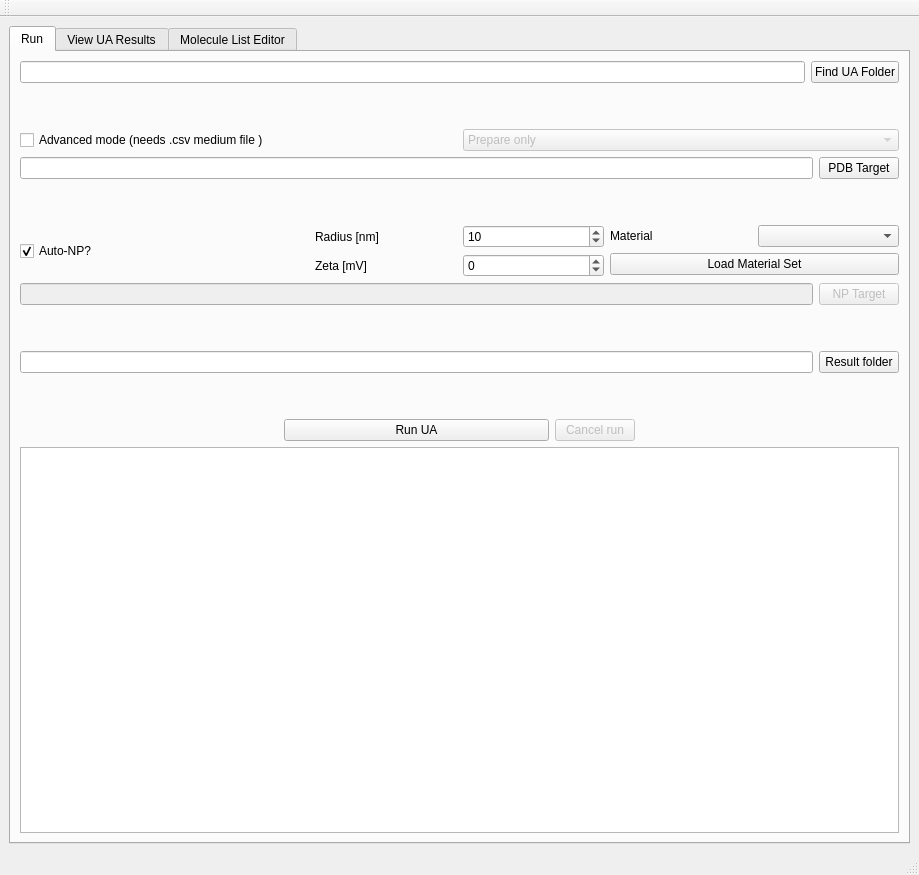
This is UAQuickRun/src/mainwindow.ui in ucd-softmatterlab/NPCoronaPredict as Qt 5 draws it before an edit. The edited form follows.
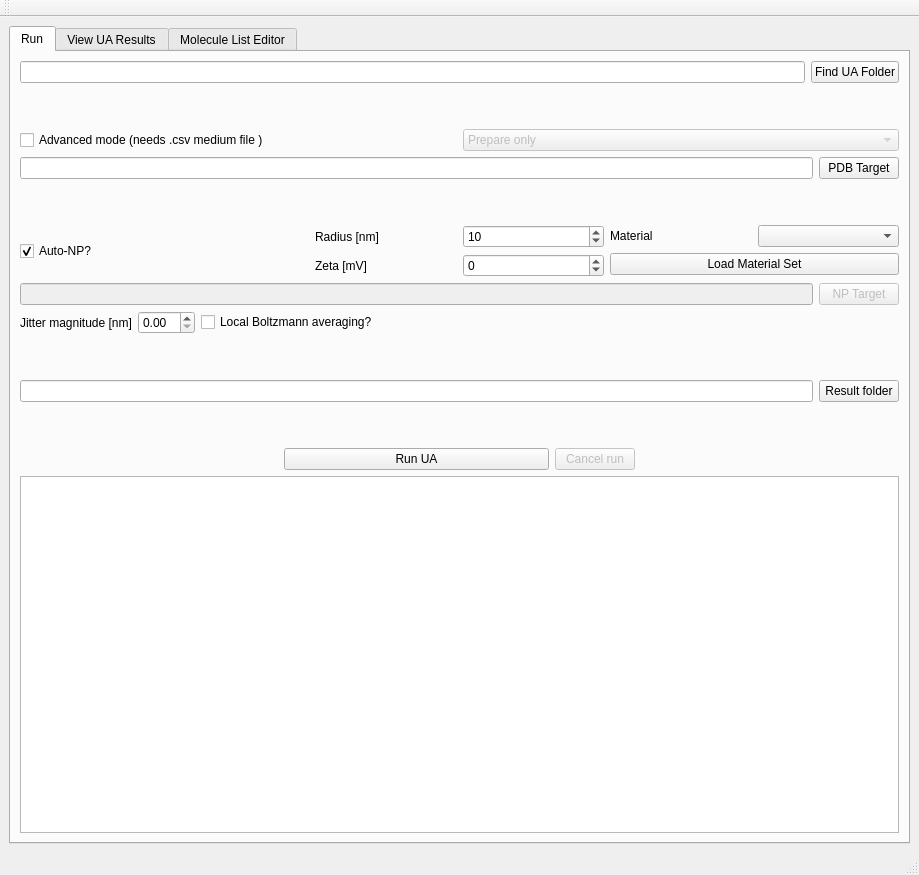
This is the edited form. The open tabs and pages were chosen to show the change.

Commit message: [UDATE] Support for jitter + local Boltz added to RunUA, NPCoronaPredict, UAQuickRun interfaces

```diff
--- a/UAQuickRun/src/mainwindow.ui
+++ b/UAQuickRun/src/mainwindow.ui
@@ -241,6 +241,44 @@
               </item>
              </layout>
             </item>
+            <item>
+             <layout class="QHBoxLayout" name="horizontalLayout_16">
+              <item>
+               <widget class="QLabel" name="label_14">
+                <property name="text">
+                 <string>Jitter magnitude [nm]</string>
+                </property>
+               </widget>
+              </item>
+              <item>
+               <widget class="QDoubleSpinBox" name="jitterSpinBox">
+                <property name="singleStep">
+                 <double>0.010000000000000</double>
+                </property>
+               </widget>
+              </item>
+              <item>
+               <widget class="QCheckBox" name="boltzModeCheckBox">
+                <property name="text">
+                 <string>Local Boltzmann averaging?</string>
+                </property>
+               </widget>
+              </item>
+              <item>
+               <spacer name="horizontalSpacer_4">
+                <property name="orientation">
+                 <enum>Qt::Horizontal</enum>
+                </property>
+                <property name="sizeHint" stdset="0">
+                 <size>
+                  <width>40</width>
+                  <height>20</height>
+                 </size>
+                </property>
+               </spacer>
+              </item>
+             </layout>
+            </item>
             <item>
              <spacer name="verticalSpacer_3">
               <property name="orientation">
```
Left out of the diff: 2 changed lines with no effect on the pictures. The commit also changes 3 other files.
